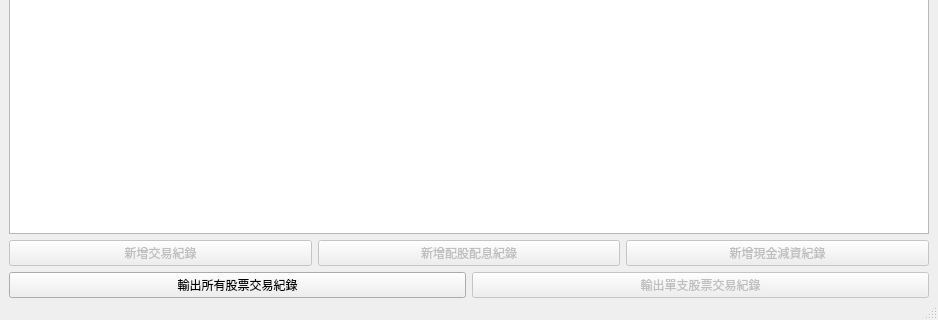
Above: QtStockPriceMainWindow.ui from foxking0416/PythonStockPrice before the change; both pictures show x 0 to 938 and y 573 to 893 of the 938 by 893 pixel window. Below: the same form after it.
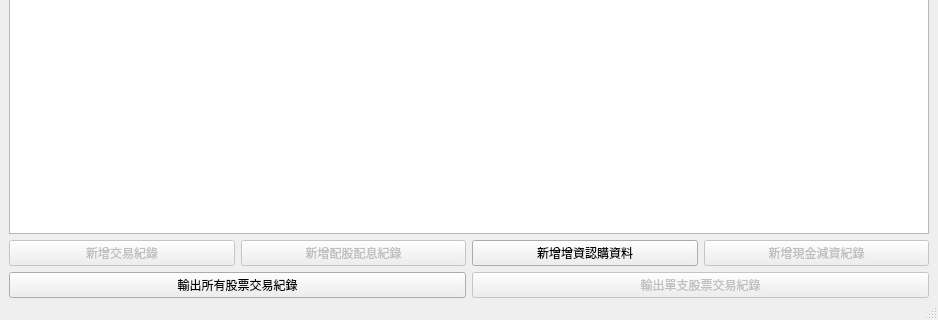
That is the form after the change.

Commit message: 新增增資認購的UI

Diff of the .ui file:
```diff
--- a/QtStockPriceMainWindow.ui
+++ b/QtStockPriceMainWindow.ui
@@ -229,6 +229,13 @@
         </property>
        </widget>
       </item>
+      <item>
+       <widget class="QPushButton" name="qtAddLimitBuyingDataPushButton">
+        <property name="text">
+         <string>新增增資認購資料</string>
+        </property>
+       </widget>
+      </item>
       <item>
        <widget class="QPushButton" name="qtAddCapitalReductionDataPushButton">
         <property name="enabled">
```
The commit also changes 4 other files.
